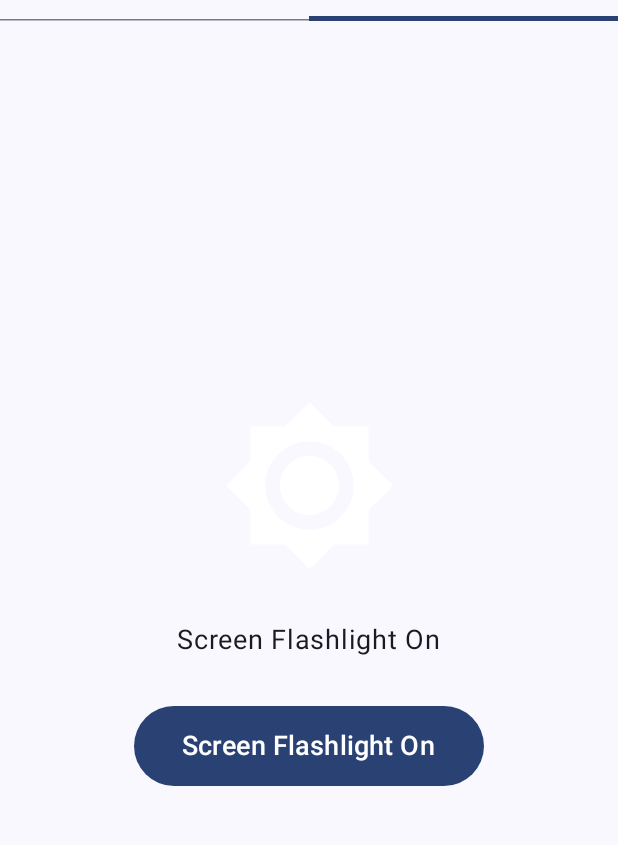
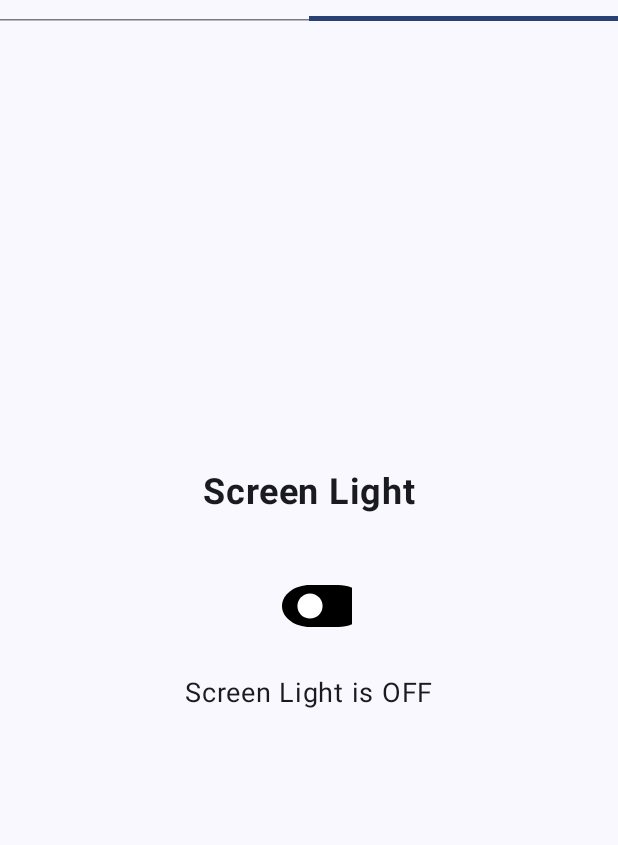
Before and after one commit to phcodesage/sage_flashlight, an Android app built with Jetpack Compose: the screen it shows after launch (MainActivity), tab 2 chosen, on a phone screen of 412 x 824 dp, the part 51-896 px from its top. Run offline under Robolectric (Android 15) with nearby library versions, the phone set to English and light mode, and no system bars; 1 statement that could not run was skipped.

Commit message:
added: toggle icons

```diff
--- a/app/src/main/java/com/example/sageflashlight/MainActivity.kt
+++ b/app/src/main/java/com/example/sageflashlight/MainActivity.kt
@@ -29,8 +29,15 @@ import com.example.sageflashlight.ui.theme.SageFlashlightTheme
 
 class MainActivity : ComponentActivity() {
 
-    private var isFlashlightOn = false
-    private var isScreenFlashlightOn = false
+    // Use MutableState for the flashlight states so Compose will recompose when they change
+    private val _isFlashlightOn = mutableStateOf(false)
+    private val isFlashlightOn: Boolean
+        get() = _isFlashlightOn.value
+
+    private val _isScreenFlashlightOn = mutableStateOf(false)
+    private val isScreenFlashlightOn: Boolean
+        get() = _isScreenFlashlightOn.value
+
     private lateinit var cameraManager: CameraManager
     private var cameraId: String? = null
     private val permissionLauncher = registerForActivityResult(ActivityResultContracts.RequestPermission()) { isGranted ->
@@ -111,7 +118,7 @@ class MainActivity : ComponentActivity() {
 
     private fun toggleFlashlight() {
         if (ContextCompat.checkSelfPermission(this, android.Manifest.permission.CAMERA) == PackageManager.PERMISSION_GRANTED) {
-            isFlashlightOn = !isFlashlightOn
+            _isFlashlightOn.value = !_isFlashlightOn.value
             try {
                 cameraManager.setTorchMode(cameraId!!, isFlashlightOn)
             } catch (e: CameraAccessException) {
@@ -124,7 +131,7 @@ class MainActivity : ComponentActivity() {
     }
 
     private fun toggleScreenBrightness() {
-        isScreenFlashlightOn = !isScreenFlashlightOn
+        _isScreenFlashlightOn.value = !_isScreenFlashlightOn.value
         val layoutParams = window.attributes
         if (isScreenFlashlightOn) {
             // Set screen to maximum brightness
@@ -172,37 +179,41 @@ fun FlashlightScreen(
             verticalArrangement = Arrangement.Center,
             modifier = Modifier.padding(16.dp)
         ) {
-            // Flashlight image that changes based on state
+            // Title
+            Text(
+                text = "SageFlashlight",
+                fontSize = 24.sp,
+                fontWeight = androidx.compose.ui.text.font.FontWeight.Bold,
+                modifier = Modifier.padding(bottom = 48.dp)
+            )
+
+            // Toggle switch image
             Image(
                 painter = painterResource(
-                    id = if (isFlashlightOn) R.drawable.flashlight_on else R.drawable.flashlight_off
+                    id = if (isFlashlightOn) R.drawable.toggle_on else R.drawable.toggle_off
                 ),
-                contentDescription = stringResource(id = R.string.flashlight_icon),
+                contentDescription = stringResource(
+                    id = if (isFlashlightOn) R.string.toggle_flashlight_off else R.string.toggle_flashlight
+                ),
                 modifier = Modifier
-                    .size(200.dp)
+                    .size(width = 120.dp, height = 60.dp)
                     .padding(bottom = 32.dp)
                     .clickable(enabled = hasFlash) { onToggleFlashlight() }
             )
 
+            // Status text
             Text(
-                text = stringResource(
-                    id = if (isFlashlightOn) R.string.toggle_flashlight_off else R.string.toggle_flashlight
-                ),
+                text = if (isFlashlightOn) "Flashlight is ON" else "Flashlight is OFF",
                 fontSize = 18.sp,
                 modifier = Modifier.padding(bottom = 16.dp)
             )
 
-            Button(
-                onClick = { onToggleFlashlight() },
-                enabled = hasFlash,
-                modifier = Modifier.padding(16.dp)
-            ) {
+            if (!hasFlash) {
                 Text(
-                    text = stringResource(
-                        id = if (isFlashlightOn) R.string.toggle_flashlight_off else R.string.toggle_flashlight
-                    ),
-                    fontSize = 18.sp,
-                    modifier = Modifier.padding(8.dp)
+                    text = "No flashlight available on this device",
+                    fontSize = 14.sp,
+                    color = Color.Red,
+                    modifier = Modifier.padding(top = 8.dp)
                 )
             }
         }
@@ -220,39 +231,49 @@ fun ScreenBrightnessFlashlight(
             .background(if (isScreenFlashlightOn) Color.White else Color.Transparent),
         contentAlignment = Alignment.Center
     ) {
+        // Always visible controls for toggling, even when screen is white
         Column(
             horizontalAlignment = Alignment.CenterHorizontally,
             verticalArrangement = Arrangement.Center,
             modifier = Modifier.padding(16.dp)
         ) {
+            // Title (only shown when screen is not white)
+            if (!isScreenFlashlightOn) {
+                Text(
+                    text = "Screen Light",
+                    fontSize = 24.sp,
+                    fontWeight = androidx.compose.ui.text.font.FontWeight.Bold,
+                    modifier = Modifier.padding(bottom = 48.dp)
+                )
+            }
+
+            // Toggle switch image
             Image(
-                painter = painterResource(id = R.drawable.screen_brightness),
-                contentDescription = stringResource(id = R.string.use_screen_brightness),
+                painter = painterResource(
+                    id = if (isScreenFlashlightOn) R.drawable.toggle_on else R.drawable.toggle_off
+                ),
+                contentDescription = stringResource(
+                    id = if (isScreenFlashlightOn) R.string.screen_brightness_off else R.string.screen_brightness_on
+                ),
                 modifier = Modifier
-                    .size(150.dp)
+                    .size(width = 120.dp, height = 60.dp)
                     .padding(bottom = 32.dp)
                     .clickable { onToggleScreenFlashlight() }
             )
 
+            // Status text
             Text(
-                text = stringResource(
-                    id = if (isScreenFlashlightOn) R.string.screen_brightness_off else R.string.screen_brightness_on
-                ),
+                text = if (isScreenFlashlightOn) "Screen Light is ON - Tap to turn OFF" else "Screen Light is OFF",
                 fontSize = 18.sp,
                 color = if (isScreenFlashlightOn) Color.Black else Color.Unspecified,
                 modifier = Modifier.padding(bottom = 16.dp)
             )
 
-            Button(
-                onClick = { onToggleScreenFlashlight() },
-                modifier = Modifier.padding(16.dp)
-            ) {
-                Text(
-                    text = stringResource(
-                        id = if (isScreenFlashlightOn) R.string.screen_brightness_off else R.string.screen_brightness_on
-                    ),
-                    fontSize = 18.sp,
-                    modifier = Modifier.padding(8.dp)
+            // Make the entire screen clickable when white to turn off easily
+            if (isScreenFlashlightOn) {
+                Spacer(modifier = Modifier
+                    .fillMaxSize()
+                    .clickable { onToggleScreenFlashlight() }
                 )
             }
         }
--- /dev/null
+++ b/app/src/main/res/drawable/toggle_off.xml
@@ -0,0 +1,13 @@
+<?xml version="1.0" encoding="utf-8"?>
+<vector xmlns:android="http://schemas.android.com/apk/res/android"
+    android:width="48dp"
+    android:height="24dp"
+    android:viewportWidth="24"
+    android:viewportHeight="12">
+    <path
+        android:fillColor="#000000"
+        android:pathData="M12,0C7.584,0 4,2.688 4,6s3.584,6 8,6h8c4.416,0 8,-2.688 8,-6s-3.584,-6 -8,-6H12z" />
+    <path
+        android:fillColor="#FFFFFF"
+        android:pathData="M12,2.4c1.985,0 3.6,1.615 3.6,3.6S13.985,9.6 12,9.6s-3.6,-1.615 -3.6,-3.6S10.015,2.4 12,2.4z" />
+</vector>
--- /dev/null
+++ b/app/src/main/res/drawable/toggle_on.xml
@@ -0,0 +1,13 @@
+<?xml version="1.0" encoding="utf-8"?>
+<vector xmlns:android="http://schemas.android.com/apk/res/android"
+    android:width="48dp"
+    android:height="24dp"
+    android:viewportWidth="24"
+    android:viewportHeight="12">
+    <path
+        android:fillColor="#000000"
+        android:pathData="M12,0C7.584,0 4,2.688 4,6s3.584,6 8,6h8c4.416,0 8,-2.688 8,-6s-3.584,-6 -8,-6H12z" />
+    <path
+        android:fillColor="#FFFFFF"
+        android:pathData="M20,2.4c1.985,0 3.6,1.615 3.6,3.6S21.985,9.6 20,9.6s-3.6,-1.615 -3.6,-3.6S18.015,2.4 20,2.4z" />
+</vector>
```
Also changed, not shown: app/src/main/res/drawable/flashlight_off.xml (+8 -1 lines), app/src/main/res/drawable/flashlight_on.xml (+27 -3 lines), app/src/main/res/drawable/screen_brightness.xml (+52 -1 lines), app/src/main/res/drawable/toggle_switch.xml (added, +10 -0 lines).
